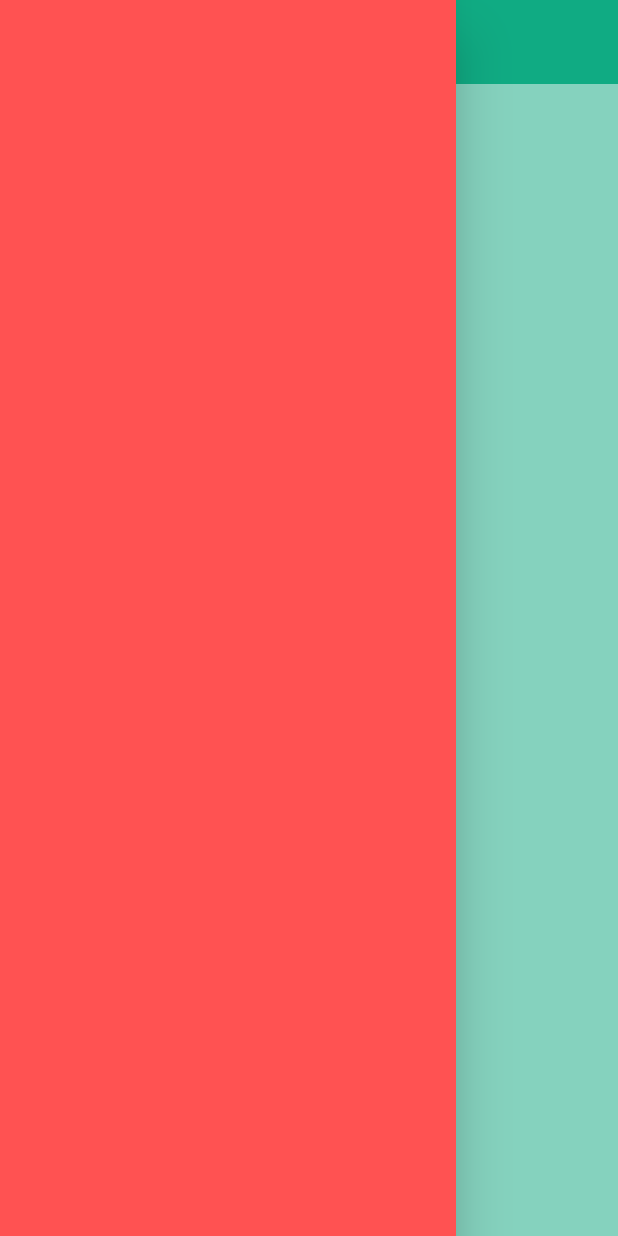
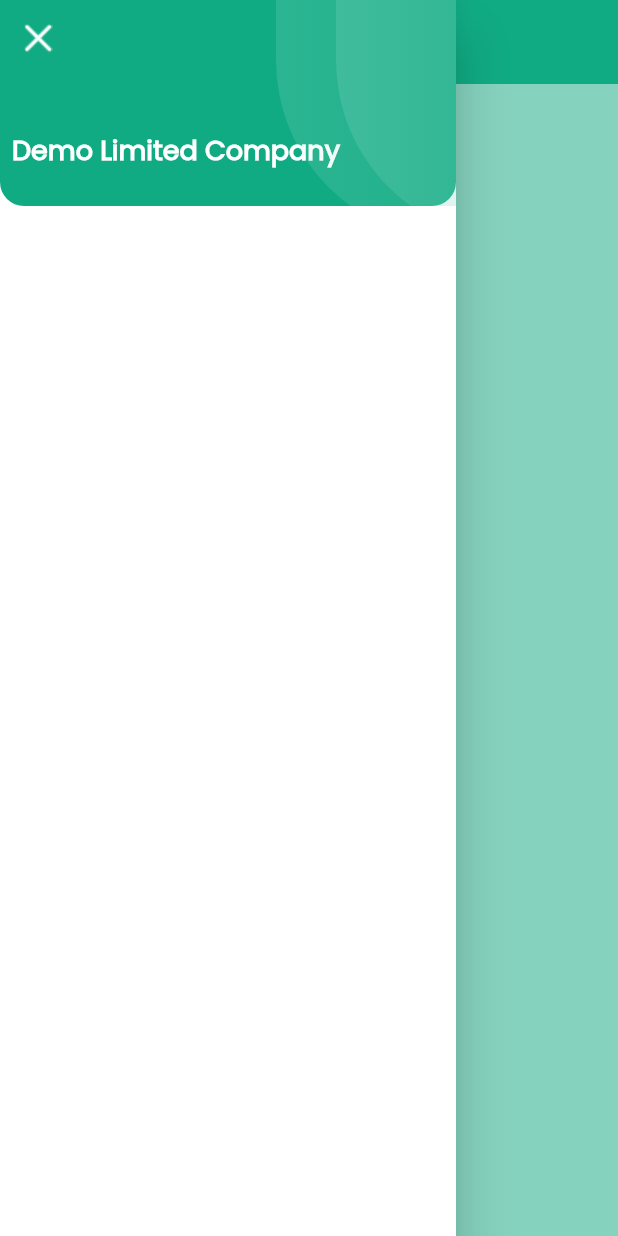
Before and after one commit to marufrobin/demo_limited_company, a Flutter app: the screen it shows after launch, with the side drawer open, on a phone screen of 412 x 824 dp. Run offline on Flutter 3.47's test engine with Material 2 defaults, Android fonts, the phone set to English and light mode, and no system bars.

Commit message:
drawer appbar added.

```diff
--- a/lib/home_page.dart
+++ b/lib/home_page.dart
@@ -6,11 +6,88 @@ class HomePage extends StatelessWidget {
   @override
   Widget build(BuildContext context) {
     final GlobalKey<ScaffoldState> _key = GlobalKey();
-    return Scaffold(
+    return SafeArea(
+      child: Scaffold(
         key: _key,
         drawerScrimColor: Color(0xff10AB83).withOpacity(0.5),
         drawer: Drawer(
-        backgroundColor: Colors.redAccent,
+          backgroundColor: Colors.white,
+          child: Column(
+            children: [
+              Expanded(
+                flex: 1,
+                child: Stack(children: [
+                  Container(
+                    padding: EdgeInsets.all(8),
+                    width: double.infinity,
+                    decoration: BoxDecoration(
+                        color: Color(0xff10AB83),
+                        borderRadius: BorderRadius.only(
+                            bottomRight: Radius.circular(16),
+                            bottomLeft: Radius.circular(16))),
+                    child: Column(
+                      crossAxisAlignment: CrossAxisAlignment.start,
+                      mainAxisAlignment: MainAxisAlignment.spaceBetween,
+                      children: [
+                        InkWell(
+                          onTap: () {
+                            Navigator.pop(context);
+                          },
+                          child: Container(
+                              margin: EdgeInsets.all(8),
+                              child: Image.asset("images/close.png")),
+                        ),
+                        Container(
+                          margin: EdgeInsets.symmetric(vertical: 16),
+                          child: Text(
+                            "Demo Limited Company",
+                            style: TextStyle(
+                                color: Colors.white,
+                                fontSize: 18,
+                                fontWeight: FontWeight.w600,
+                                fontFamily: "Poppins"),
+                          ),
+                        ),
+                      ],
+                    ),
+                  ),
+                  Positioned(
+                    right: -180,
+                    top: -140,
+                    child: Container(
+                      width: 300,
+                      height: 300,
+                      decoration: BoxDecoration(
+                          borderRadius: BorderRadius.all(Radius.circular(120)),
+                          gradient: LinearGradient(colors: [
+                            Color(0xffC9ECE3).withOpacity(0.15),
+                            Color(0xff10AB83).withOpacity(0.15)
+                          ])),
+                    ),
+                  ),
+                  Positioned(
+                    right: -220,
+                    top: -140,
+                    child: Container(
+                      width: 300,
+                      height: 300,
+                      decoration: BoxDecoration(
+                          borderRadius: BorderRadius.all(Radius.circular(120)),
+                          gradient: LinearGradient(colors: [
+                            Color(0xffC9ECE3).withOpacity(0.15),
+                            Color(0xff10AB83).withOpacity(0.15)
+                          ])),
+                    ),
+                  )
+                ]),
+              ),
+              Expanded(
+                  flex: 5,
+                  child: Container(
+                    color: Colors.white,
+                  ))
+            ],
+          ),
         ),
         appBar: AppBar(
           leading: GestureDetector(
@@ -33,6 +110,7 @@ class HomePage extends StatelessWidget {
           ),
           centerTitle: true,
         ),
+      ),
     );
   }
 }
--- a/lib/main.dart
+++ b/lib/main.dart
@@ -13,8 +13,9 @@ class MyApp extends StatelessWidget {
   @override
   Widget build(BuildContext context) {
     SystemChrome.setSystemUIOverlayStyle(
-        SystemUiOverlayStyle(statusBarColor: Colors.transparent));
+        SystemUiOverlayStyle(statusBarColor: Color(0xff10AB83)));
     return MaterialApp(
+      debugShowCheckedModeBanner: false,
       title: 'Flutter Demo',
       theme: ThemeData(
         primarySwatch: Colors.blue,
```
Also changed, not shown: images/close.png (added). Lines whose indentation alone changed are shown as unchanged.
